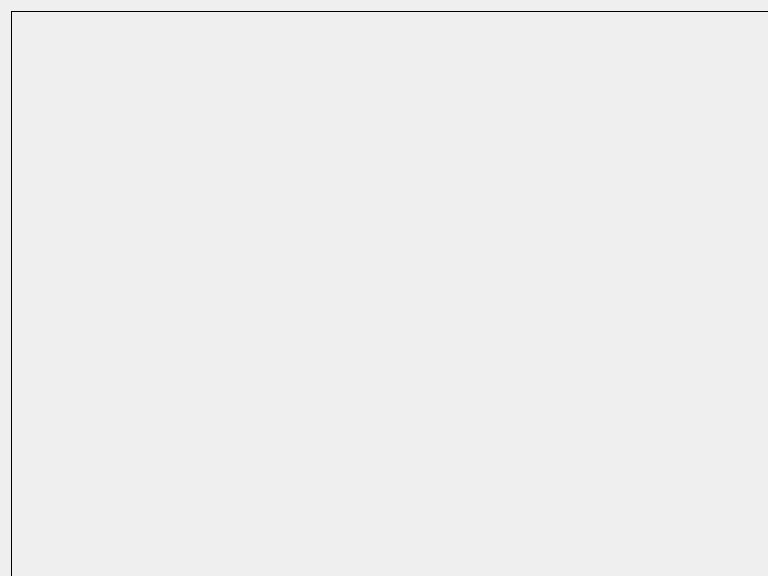
Before: the Qt Designer form Main/DataBase/image_dialog.ui in 519984307/Container_Multiple_Channels_20200522, drawn with Qt 5.
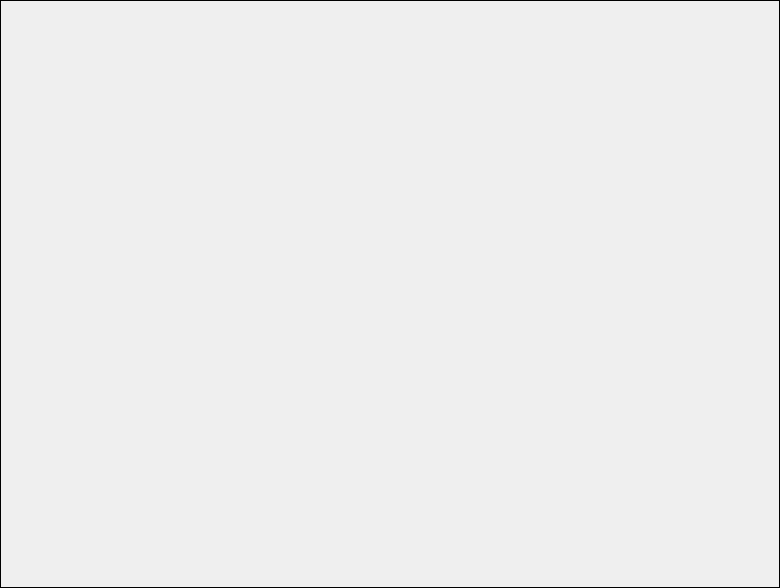
After: the same form once the commit is applied.

What changed in the file:
```diff
--- a/Main/DataBase/image_dialog.ui
+++ b/Main/DataBase/image_dialog.ui
@@ -6,14 +6,14 @@
    <rect>
     <x>0</x>
     <y>0</y>
-    <width>768</width>
-    <height>576</height>
+    <width>780</width>
+    <height>588</height>
    </rect>
   </property>
   <property name="minimumSize">
    <size>
-    <width>768</width>
-    <height>576</height>
+    <width>0</width>
+    <height>0</height>
    </size>
   </property>
   <property name="maximumSize">
@@ -26,6 +26,21 @@
    <string>Dialog</string>
   </property>
   <layout class="QGridLayout" name="gridLayout_3">
+   <property name="leftMargin">
+    <number>0</number>
+   </property>
+   <property name="topMargin">
+    <number>0</number>
+   </property>
+   <property name="rightMargin">
+    <number>0</number>
+   </property>
+   <property name="bottomMargin">
+    <number>0</number>
+   </property>
+   <property name="spacing">
+    <number>0</number>
+   </property>
    <item row="0" column="0">
     <widget class="QLabel" name="image_label">
      <property name="minimumSize">
```
